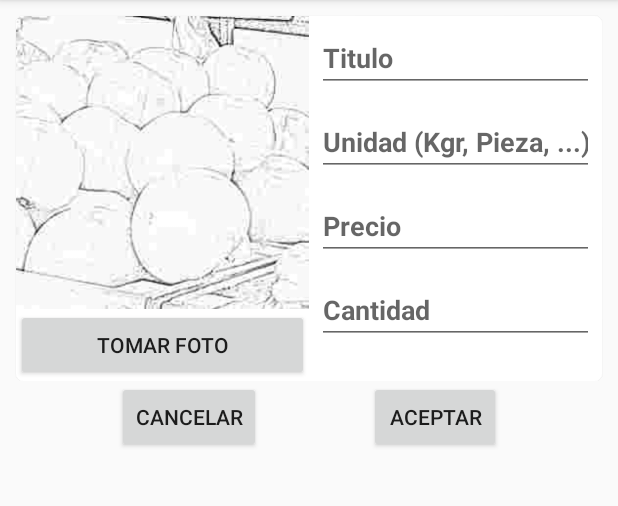
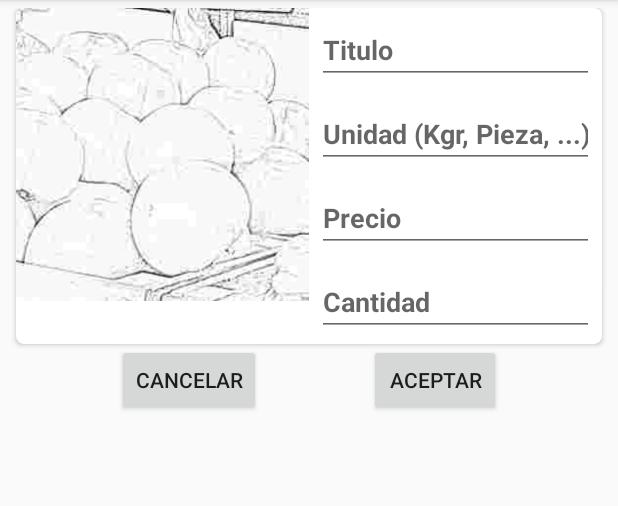
Before and after one commit to hillo123/Greengrocery1-1, an Android app: the fragment NewProductFragment placed in its activity, on a phone screen of 412 x 824 dp, the part 84-590 px from its top. Run offline under Robolectric (Android 15) with nearby library versions, the phone set to English and light mode, and no system bars; our stand-ins replace Firebase (no records; nobody signed in at launch, a user with empty details on screens opened directly); pictures from the network do not load.

Commit message:
remove button Photo

```diff
--- a/app/src/main/res/layout/card_edit_product.xml
+++ b/app/src/main/res/layout/card_edit_product.xml
@@ -1,10 +1,4 @@
 <?xml version="1.0" encoding="utf-8"?>
-<LinearLayout  xmlns:android="http://schemas.android.com/apk/res/android"
-    android:orientation="vertical"
-    android:layout_width="match_parent"
-    android:layout_height="match_parent">
-
-
 <androidx.cardview.widget.CardView xmlns:android="http://schemas.android.com/apk/res/android"
     xmlns:card_view="http://schemas.android.com/apk/res-auto"
     android:layout_width="match_parent"
@@ -38,13 +32,6 @@
                 card_view:layout_constraintStart_toStartOf="parent"
                 card_view:layout_constraintTop_toTopOf="parent" />
 
-            <Button
-                android:id="@+id/btnPhoto"
-                android:layout_width="match_parent"
-                android:layout_height="wrap_content"
-                android:text="Tomar foto"
-                card_view:layout_constraintStart_toStartOf="parent"
-                card_view:layout_constraintTop_toBottomOf="@+id/imgProduct" />
         </androidx.constraintlayout.widget.ConstraintLayout>
 
         <LinearLayout
@@ -101,14 +88,3 @@
 
     </androidx.constraintlayout.widget.ConstraintLayout>
 </androidx.cardview.widget.CardView>
-    <androidx.constraintlayout.widget.ConstraintLayout
-        android:id="@+id/llFoot"
-        android:layout_width="match_parent"
-        android:layout_height="wrap_content"
-        android:src="@android:drawable/ic_menu_share">
-
-
-
-    </androidx.constraintlayout.widget.ConstraintLayout>
-
-</LinearLayout>
```
